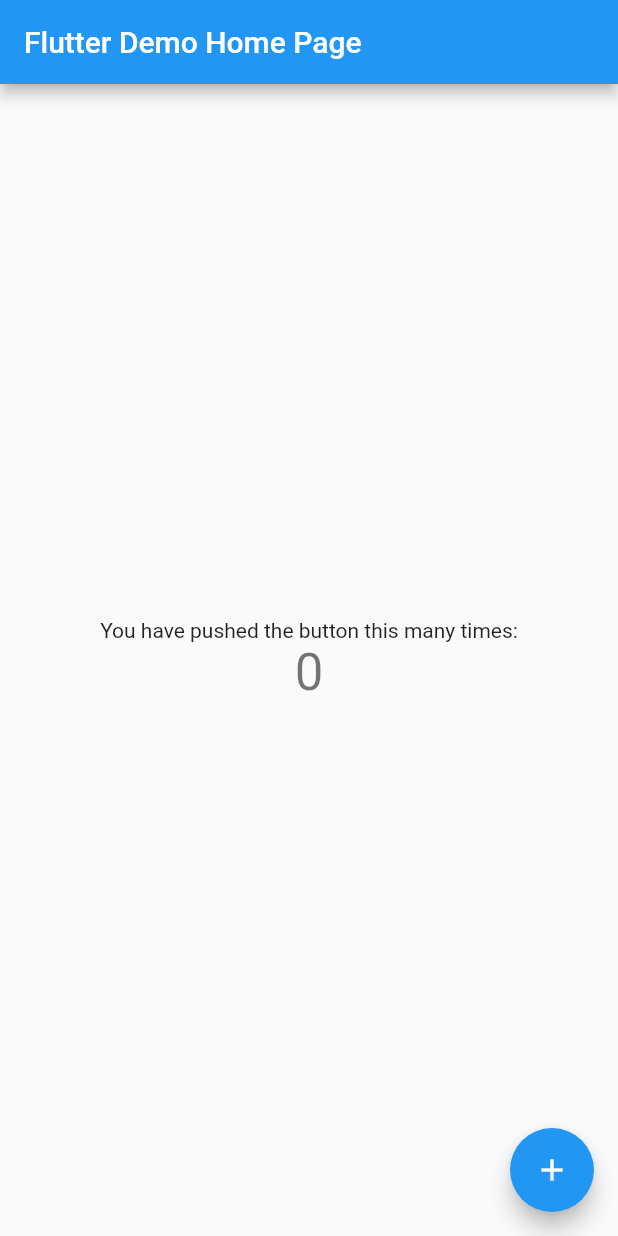
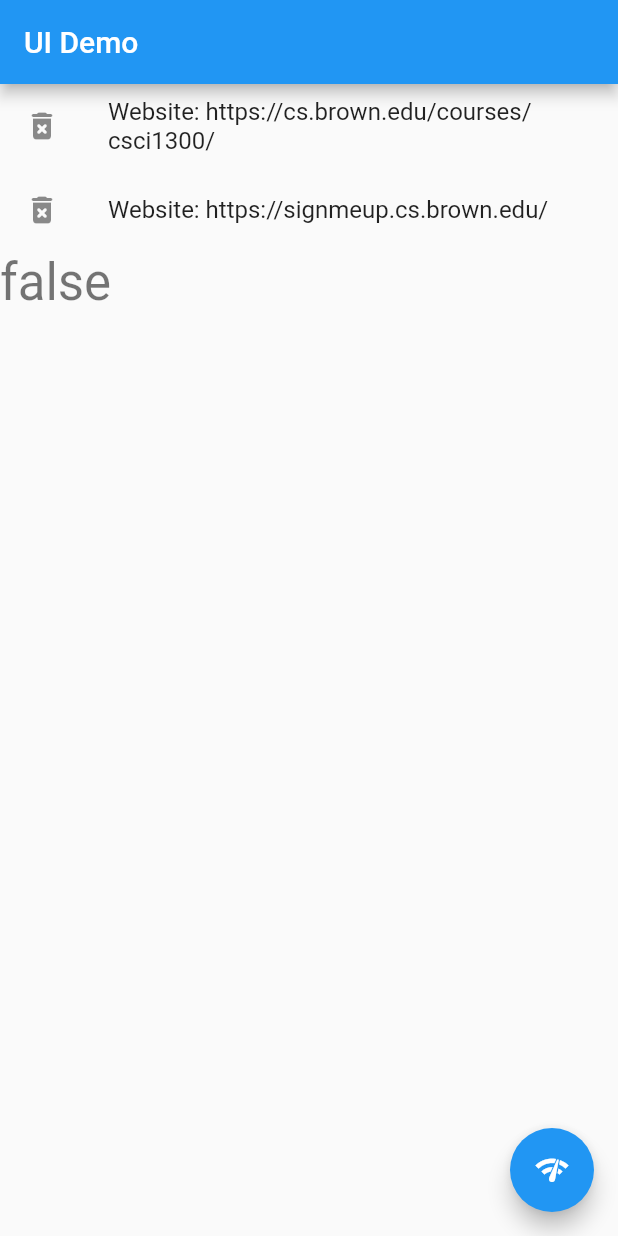
Before and after one commit to lisaxyang/flutter_app_weather, a Flutter app: the screen it shows after launch, on a phone screen of 412 x 824 dp. Run offline on Flutter 3.47's test engine with Material 2 defaults, Android fonts, the phone set to English and light mode, and no system bars.

```diff
--- a/lib/main.dart
+++ b/lib/main.dart
@@ -1,4 +1,5 @@
 import 'package:flutter/material.dart';
+import 'package:http/http.dart' as http;
 
 void main() {
   runApp(MyApp());
@@ -9,39 +10,18 @@ class MyApp extends StatelessWidget {
   @override
   Widget build(BuildContext context) {
     return MaterialApp(
-      title: 'Flutter Demo',
+      title: 'UI Demo',
       theme: ThemeData(
-        // This is the theme of your application.
-        //
-        // Try running your application with "flutter run". You'll see the
-        // application has a blue toolbar. Then, without quitting the app, try
-        // changing the primarySwatch below to Colors.green and then invoke
-        // "hot reload" (press "r" in the console where you ran "flutter run",
-        // or simply save your changes to "hot reload" in a Flutter IDE).
-        // Notice that the counter didn't reset back to zero; the application
-        // is not restarted.
         primarySwatch: Colors.blue,
-        // This makes the visual density adapt to the platform that you run
-        // the app on. For desktop platforms, the controls will be smaller and
-        // closer together (more dense) than on mobile platforms.
         visualDensity: VisualDensity.adaptivePlatformDensity,
       ),
-      home: MyHomePage(title: 'Flutter Demo Home Page'),
+      home: MyHomePage(title: 'UI Demo'),
     );
   }
 }
 
 class MyHomePage extends StatefulWidget {
   MyHomePage({Key key, this.title}) : super(key: key);
-
-  // This widget is the home page of your application. It is stateful, meaning
-  // that it has a State object (defined below) that contains fields that affect
-  // how it looks.
-
-  // This class is the configuration for the state. It holds the values (in this
-  // case the title) provided by the parent (in this case the App widget) and
-  // used by the build method of the State. Fields in a Widget subclass are
-  // always marked "final".
 
   final String title;
 
@@ -50,68 +30,76 @@ class MyHomePage extends StatefulWidget {
 }
 
 class _MyHomePageState extends State<MyHomePage> {
-  int _counter = 0;
+//   int _counter = 0;
+  bool _status = false;
+  bool _status2 = false;
 
-  void _incrementCounter() {
+  String _link = "https://cs.brown.edu/courses/csci1300/";
+  String _link2 = "https://signmeup.cs.brown.edu/";
+
+  void _checkStatus() async {
+    final res = await http.get(_link);
     setState(() {
-      // This call to setState tells the Flutter framework that something has
-      // changed in this State, which causes it to rerun the build method below
-      // so that the display can reflect the updated values. If we changed
-      // _counter without calling setState(), then the build method would not be
-      // called again, and so nothing would appear to happen.
-      _counter++;
+      _status = res.statusCode == 200;
+      // _link = parse(res.body).getElementByTagName('title').single.innerHtml;
     });
   }
 
+  void _checkStatus2() async {
+    final res = await http.get(_link2);
+    setState(() {
+      _status2 = res.statusCode == 200;
+      // _link2 = parse(res.body).getElementByTagName('title').single.innerHtml;
+    });
+  }
+
+  void _checkStatusAll() {
+    _checkStatus();
+    _checkStatus2();
+  }
+//   void _incrementCounter() {
+//     setState(() {
+//       _counter++;
+//     });
+
+
   @override
   Widget build(BuildContext context) {
-    // This method is rerun every time setState is called, for instance as done
-    // by the _incrementCounter method above.
-    //
-    // The Flutter framework has been optimized to make rerunning build methods
-    // fast, so that you can just rebuild anything that needs updating rather
-    // than having to individually change instances of widgets.
     return Scaffold(
       appBar: AppBar(
-        // Here we take the value from the MyHomePage object that was created by
-        // the App.build method, and use it to set our appbar title.
         title: Text(widget.title),
       ),
       body: Center(
-        // Center is a layout widget. It takes a single child and positions it
-        // in the middle of the parent.
-        child: Column(
-          // Column is also a layout widget. It takes a list of children and
-          // arranges them vertically. By default, it sizes itself to fit its
-          // children horizontally, and tries to be as tall as its parent.
-          //
-          // Invoke "debug painting" (press "p" in the console, choose the
-          // "Toggle Debug Paint" action from the Flutter Inspector in Android
-          // Studio, or the "Toggle Debug Paint" command in Visual Studio Code)
-          // to see the wireframe for each widget.
-          //
-          // Column has various properties to control how it sizes itself and
-          // how it positions its children. Here we use mainAxisAlignment to
-          // center the children vertically; the main axis here is the vertical
-          // axis because Columns are vertical (the cross axis would be
-          // horizontal).
-          mainAxisAlignment: MainAxisAlignment.center,
+        child: ListView(
+          //   mainAxisAlignment: MainAxisAlignment.center,
           children: <Widget>[
-            Text(
-              'You have pushed the button this many times:',
+            ListTile(
+              leading: _status ? Icon(Icons.check) : Icon(Icons.delete_forever_rounded),
+              title: Text(
+                //   'You have pushed the button this many times:',
+                "Website: $_link",
+              ),
+            ),
+            ListTile(
+              leading: _status2 ? Icon(Icons.check) : Icon(Icons.delete_forever_rounded),
+              title: Text(
+                //   'You have pushed the button this many times:',
+                "Website: $_link2",
+              ),
             ),
             Text(
-              '$_counter',
+              '$_status',
               style: Theme.of(context).textTheme.headline4,
             ),
           ],
         ),
       ),
       floatingActionButton: FloatingActionButton(
-        onPressed: _incrementCounter,
-        tooltip: 'Increment',
-        child: Icon(Icons.add),
+        onPressed: _checkStatusAll,
+        tooltip: 'Check Status',
+        child: Icon(Icons.network_check),
       ), // This trailing comma makes auto-formatting nicer for build methods.
     );
   }
+
 }
--- a/pubspec.yaml
+++ b/pubspec.yaml
@@ -21,6 +21,9 @@ environment:
   sdk: ">=2.7.0 <3.0.0"
 
 dependencies:
+  http: ^0.12.2
+  html: ^0.14.0+4
+
   flutter:
     sdk: flutter
 
```
